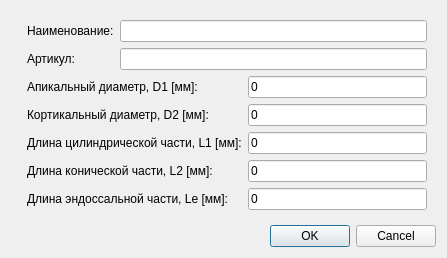
Above: DataBaseApp/implantdialog.ui from metallicaisgod/DataBase before the change. Below: the same form after it.
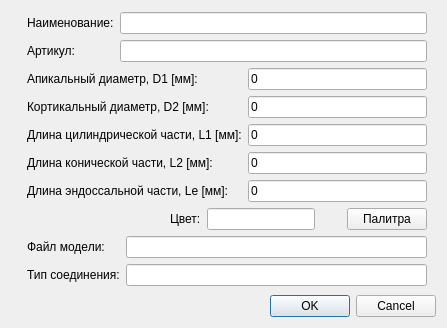
That is the form after the change. Icons and pictures are not drawn.

```diff
--- a/DataBaseApp/implantdialog.ui
+++ b/DataBaseApp/implantdialog.ui
@@ -7,13 +7,16 @@
     <x>0</x>
     <y>0</y>
     <width>447</width>
-    <height>254</height>
+    <height>316</height>
    </rect>
   </property>
   <property name="windowTitle">
    <string>Dialog</string>
   </property>
   <layout class="QVBoxLayout" name="verticalLayout">
+   <property name="topMargin">
+    <number>3</number>
+   </property>
    <item>
     <widget class="QWidget" name="widget" native="true">
      <layout class="QHBoxLayout" name="horizontalLayout">
@@ -69,6 +72,9 @@
             </sizepolicy>
            </property>
            <layout class="QFormLayout" name="formLayout">
+            <property name="fieldGrowthPolicy">
+             <enum>QFormLayout::AllNonFixedFieldsGrow</enum>
+            </property>
             <property name="bottomMargin">
              <number>3</number>
             </property>
@@ -98,17 +104,23 @@
          <item>
           <widget class="QWidget" name="widget_4" native="true">
            <layout class="QFormLayout" name="formLayout_2">
+            <property name="fieldGrowthPolicy">
+             <enum>QFormLayout::AllNonFixedFieldsGrow</enum>
+            </property>
             <property name="topMargin">
              <number>3</number>
             </property>
-            <item row="0" column="0">
+            <property name="bottomMargin">
+             <number>3</number>
+            </property>
+            <item row="1" column="0">
              <widget class="QLabel" name="label_4">
               <property name="text">
                <string>Апикальный диаметр, D1 [мм]:</string>
               </property>
              </widget>
             </item>
-            <item row="0" column="1">
+            <item row="1" column="1">
              <widget class="QLineEdit" name="lED1">
               <property name="inputMethodHints">
                <set>Qt::ImhFormattedNumbersOnly</set>
@@ -118,14 +130,14 @@
               </property>
              </widget>
             </item>
-            <item row="1" column="0">
+            <item row="2" column="0">
              <widget class="QLabel" name="label_5">
               <property name="text">
                <string>Кортикальный диаметр, D2 [мм]:</string>
               </property>
              </widget>
             </item>
-            <item row="1" column="1">
+            <item row="2" column="1">
              <widget class="QLineEdit" name="lED2">
               <property name="inputMethodHints">
                <set>Qt::ImhFormattedNumbersOnly</set>
@@ -135,14 +147,14 @@
               </property>
              </widget>
             </item>
-            <item row="2" column="0">
+            <item row="3" column="0">
              <widget class="QLabel" name="label_6">
               <property name="text">
                <string>Длина цилиндрической части, L1 [мм]:</string>
               </property>
              </widget>
             </item>
-            <item row="2" column="1">
+            <item row="3" column="1">
              <widget class="QLineEdit" name="lEL1">
               <property name="inputMethodHints">
                <set>Qt::ImhFormattedNumbersOnly</set>
@@ -152,14 +164,14 @@
               </property>
              </widget>
             </item>
-            <item row="3" column="0">
+            <item row="4" column="0">
              <widget class="QLabel" name="label_7">
               <property name="text">
                <string>Длина конической части, L2 [мм]:</string>
               </property>
              </widget>
             </item>
-            <item row="3" column="1">
+            <item row="4" column="1">
              <widget class="QLineEdit" name="lEL2">
               <property name="inputMethodHints">
                <set>Qt::ImhFormattedNumbersOnly</set>
@@ -169,14 +181,14 @@
               </property>
              </widget>
             </item>
-            <item row="4" column="0">
+            <item row="5" column="0">
              <widget class="QLabel" name="label_8">
               <property name="text">
                <string>Длина эндоссальной части, Le [мм]:</string>
               </property>
              </widget>
             </item>
-            <item row="4" column="1">
+            <item row="5" column="1">
              <widget class="QLineEdit" name="lELe">
               <property name="inputMethodHints">
                <set>Qt::ImhFormattedNumbersOnly</set>
@@ -189,6 +201,125 @@
            </layout>
           </widget>
          </item>
+         <item>
+          <widget class="QWidget" name="widget_5" native="true">
+           <layout class="QHBoxLayout" name="horizontalLayout_2">
+            <property name="spacing">
+             <number>6</number>
+            </property>
+            <property name="leftMargin">
+             <number>9</number>
+            </property>
+            <property name="topMargin">
+             <number>3</number>
+            </property>
+            <property name="rightMargin">
+             <number>9</number>
+            </property>
+            <property name="bottomMargin">
+             <number>3</number>
+            </property>
+            <item>
+             <spacer name="horizontalSpacer">
+              <property name="orientation">
+               <enum>Qt::Horizontal</enum>
+              </property>
+              <property name="sizeHint" stdset="0">
+               <size>
+                <width>40</width>
+                <height>20</height>
+               </size>
+              </property>
+             </spacer>
+            </item>
+            <item>
+             <widget class="QLabel" name="label_9">
+              <property name="text">
+               <string>Цвет:</string>
+              </property>
+             </widget>
+            </item>
+            <item>
+             <widget class="QLineEdit" name="lEDefColor">
+              <property name="sizePolicy">
+               <sizepolicy hsizetype="Fixed" vsizetype="Fixed">
+                <horstretch>0</horstretch>
+                <verstretch>0</verstretch>
+               </sizepolicy>
+              </property>
+              <property name="readOnly">
+               <bool>true</bool>
+              </property>
+             </widget>
+            </item>
+            <item>
+             <widget class="QLabel" name="lColor">
+              <property name="minimumSize">
+               <size>
+                <width>20</width>
+                <height>0</height>
+               </size>
+              </property>
+              <property name="autoFillBackground">
+               <bool>false</bool>
+              </property>
+              <property name="styleSheet">
+               <string notr="true">background-color: &quot;#00FFFF&quot;;</string>
+              </property>
+              <property name="text">
+               <string/>
+              </property>
+             </widget>
+            </item>
+            <item>
+             <widget class="QPushButton" name="pBShowPallete">
+              <property name="text">
+               <string>Палитра</string>
+              </property>
+             </widget>
+            </item>
+           </layout>
+          </widget>
+         </item>
+         <item>
+          <widget class="QWidget" name="wAdmin" native="true">
+           <layout class="QFormLayout" name="formLayout_3">
+            <property name="topMargin">
+             <number>3</number>
+            </property>
+            <property name="bottomMargin">
+             <number>3</number>
+            </property>
+            <item row="0" column="0">
+             <widget class="QLabel" name="label_10">
+              <property name="text">
+               <string>Файл модели:</string>
+              </property>
+             </widget>
+            </item>
+            <item row="0" column="1">
+             <widget class="QLineEdit" name="lEModelPath">
+              <property name="sizePolicy">
+               <sizepolicy hsizetype="Expanding" vsizetype="Fixed">
+                <horstretch>0</horstretch>
+                <verstretch>0</verstretch>
+               </sizepolicy>
+              </property>
+             </widget>
+            </item>
+            <item row="1" column="0">
+             <widget class="QLabel" name="label_11">
+              <property name="text">
+               <string>Тип соединения:</string>
+              </property>
+             </widget>
+            </item>
+            <item row="1" column="1">
+             <widget class="QLineEdit" name="lEComp_val"/>
+            </item>
+           </layout>
+          </widget>
+         </item>
         </layout>
        </widget>
       </item>
```
Left out of the diff: 22 changed lines with no effect on the pictures.
